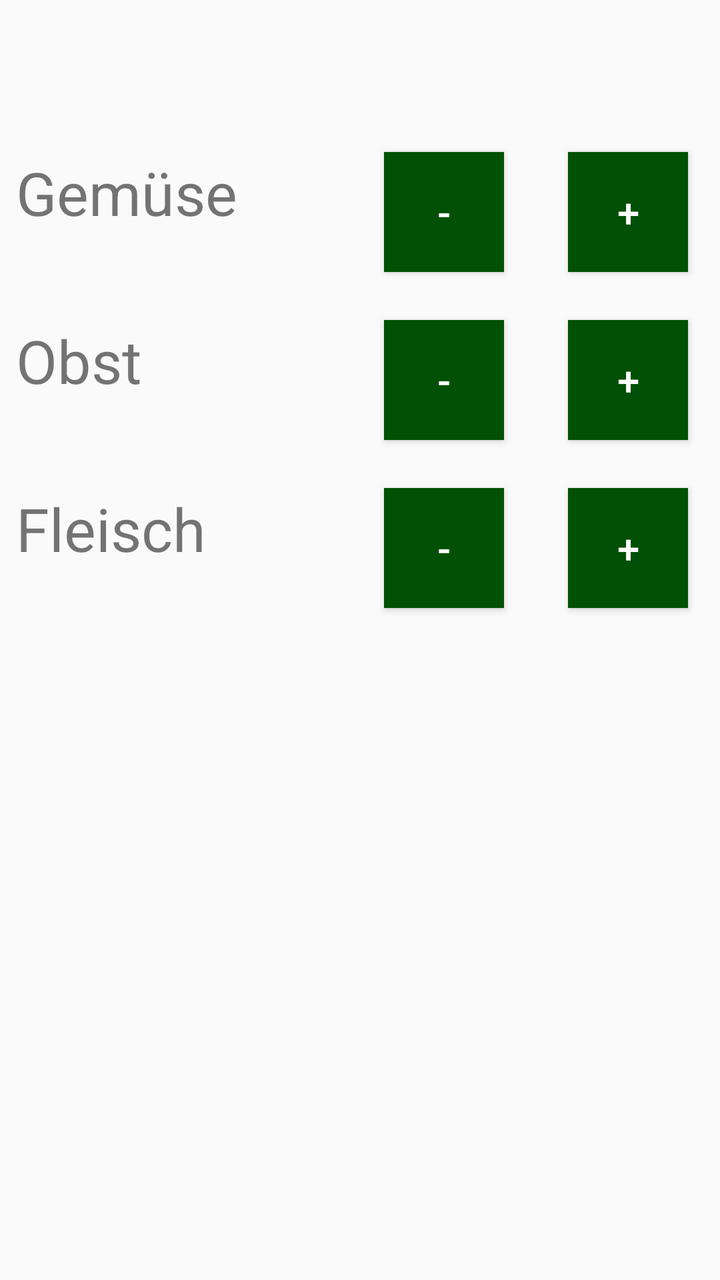
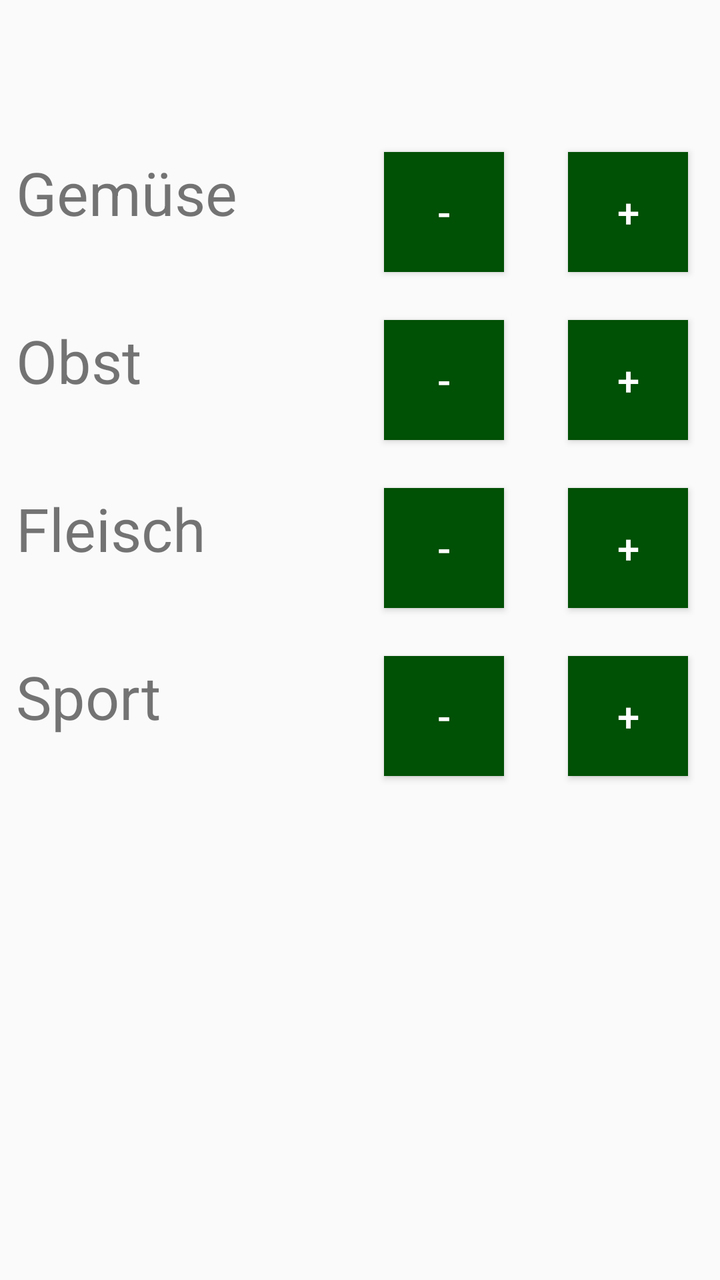

An Android layout rendered at two revisions. The XML below is the earlier revision; the diff shows what the commit changed to produce the second picture.
<!-- AndroidManifest.xml: application theme AppTheme -->
<!-- res/layout/activity_main.xml -->
<?xml version="1.0" encoding="utf-8"?>
<androidx.constraintlayout.widget.ConstraintLayout xmlns:android="http://schemas.android.com/apk/res/android"
    xmlns:app="http://schemas.android.com/apk/res-auto"
    xmlns:tools="http://schemas.android.com/tools"
    android:id="@+id/linearLayout"
    android:layout_width="match_parent"
    android:layout_height="match_parent"
    tools:context=".MainActivity">


    <TextView
        android:id="@+id/textView2"
        android:layout_width="wrap_content"
        android:layout_height="wrap_content"
        android:layout_marginStart="8dp"
        android:text="Gemüse"
        android:textSize="30sp"
        app:layout_constraintStart_toStartOf="parent"
        app:layout_constraintTop_toTopOf="@+id/buGemuesePlus" />

    <TextView
        style="@style/tvAusgabeStil"
        android:id="@+id/tvAusgabeGemuese"
        android:layout_marginEnd="16dp"
        app:layout_constraintEnd_toStartOf="@+id/buGemuesePlus"
        app:layout_constraintTop_toTopOf="@+id/buGemuesePlus" />

    <Button
        android:id="@+id/buGemuesePlus"
        style="@style/buStil"
        android:layout_width="60dp"
        android:layout_height="60dp"
        android:layout_marginTop="76dp"
        android:layout_marginEnd="16dp"
        app:layout_constraintEnd_toEndOf="parent"
        app:layout_constraintTop_toTopOf="parent" />

    <Button
        android:id="@+id/buGemueseMinus"
        style="@style/buStil"
        android:text="-"
        android:layout_width="60dp"
        android:layout_height="60dp"
        android:layout_marginTop="76dp"
        android:layout_marginEnd="16dp"
        app:layout_constraintEnd_toStartOf="@+id/tvAusgabeGemuese"
        app:layout_constraintTop_toTopOf="parent" />

    
    <TextView
        android:id="@+id/textView3"
        android:layout_width="wrap_content"
        android:layout_height="wrap_content"
        android:layout_marginStart="8dp"
        android:text="Obst"
        android:textSize="30sp"
        app:layout_constraintStart_toStartOf="parent"
        app:layout_constraintTop_toTopOf="@+id/buObstPlus" />

    <TextView
        android:id="@+id/tvAusgabeObst"
        style="@style/tvAusgabeStil"
        android:layout_marginEnd="16dp"
        app:layout_constraintEnd_toStartOf="@+id/buObstPlus"
        app:layout_constraintTop_toTopOf="@+id/buObstPlus" />

    <Button
        android:id="@+id/buObstPlus"
        style="@style/buStil"
        android:layout_marginTop="24dp"
        android:layout_marginEnd="16dp"
        app:layout_constraintEnd_toEndOf="parent"
        app:layout_constraintTop_toBottomOf="@+id/buGemuesePlus" />

    <Button
        android:id="@+id/buObstMinus"
        style="@style/buStil"
        android:text="-"
        android:layout_marginTop="24dp"
        android:layout_marginEnd="16dp"
        app:layout_constraintEnd_toStartOf="@+id/tvAusgabeObst"
        app:layout_constraintTop_toBottomOf="@+id/buGemueseMinus" />

    
    <TextView
        android:id="@+id/textView4"
        android:layout_width="wrap_content"
        android:layout_height="wrap_content"
        android:layout_marginStart="8dp"
        android:text="Fleisch"
        android:textSize="30sp"
        app:layout_constraintStart_toStartOf="parent"
        app:layout_constraintTop_toTopOf="@+id/buFleischPlus" />

    <TextView
        android:id="@+id/tvAusgabeFleisch"
        style="@style/tvAusgabeStil"
        android:layout_marginEnd="16dp"
        app:layout_constraintEnd_toStartOf="@+id/buFleischPlus"
        app:layout_constraintTop_toTopOf="@+id/buFleischPlus" />

    <Button
        android:id="@+id/buFleischPlus"
        style="@style/buStil"
        android:layout_marginTop="24dp"
        android:layout_marginEnd="16dp"
        app:layout_constraintEnd_toEndOf="parent"
        app:layout_constraintTop_toBottomOf="@+id/buObstPlus" />

    <Button
        android:id="@+id/buFleischMinus"
        style="@style/buStil"
        android:text="-"
        android:layout_marginTop="24dp"
        android:layout_marginEnd="16dp"
        app:layout_constraintEnd_toStartOf="@+id/tvAusgabeFleisch"
        app:layout_constraintTop_toBottomOf="@+id/buObstMinus" />


</androidx.constraintlayout.widget.ConstraintLayout>
<!-- resources referenced by this layout -->
<resources>
  <style name="buStil">
          <item name="android:textSize">20sp</item>
          <item name="android:layout_gravity">right</item>
          <item name="android:text">"+"</item>
          <item name="android:textColor">@color/colorAccent</item>
          <item name="android:background">@color/colorPrimaryDark</item>
          <item name="android:layout_height">60dp</item>
          <item name="android:layout_width">60dp</item>
  
  
      </style>
  <style name="tvAusgabeStil">
          <item name="android:textSize">30sp</item>
          <item name="android:layout_width">wrap_content</item>
          <item name="android:layout_height">wrap_content</item>
      </style>
  <style name="AppTheme" parent="Theme.AppCompat.Light.DarkActionBar">
          
          <item name="colorPrimary">@color/colorPrimary</item>
          <item name="colorPrimaryDark">@color/colorPrimaryDark</item>
          <item name="colorAccent">@color/colorAccent</item>
          <item name="android:navigationBarColor">@color/colorPrimaryDark</item>
      </style>
  <color name="colorAccent">#ffffff</color>
  <color name="colorPrimaryDark">#005005</color>
  <color name="colorPrimary">#2e7d32</color>
</resources>

<!-- the commit's change to res/layout/activity_main.xml (unified diff, before → after) -->
@@ -117,4 +117,39 @@
         app:layout_constraintTop_toBottomOf="@+id/buObstMinus" />
 
 
+    
+    <TextView
+        android:id="@+id/textView5"
+        android:layout_width="wrap_content"
+        android:layout_height="wrap_content"
+        android:layout_marginStart="8dp"
+        android:text="Sport"
+        android:textSize="30sp"
+        app:layout_constraintStart_toStartOf="parent"
+        app:layout_constraintTop_toTopOf="@+id/buSportPlus" />
+
+    <TextView
+        android:id="@+id/tvAusgabeSport"
+        style="@style/tvAusgabeStil"
+        android:layout_marginEnd="16dp"
+        app:layout_constraintEnd_toStartOf="@+id/buSportPlus"
+        app:layout_constraintTop_toTopOf="@+id/buSportPlus" />
+
+    <Button
+        android:id="@+id/buSportPlus"
+        style="@style/buStil"
+        android:layout_marginTop="24dp"
+        android:layout_marginEnd="16dp"
+        app:layout_constraintEnd_toEndOf="parent"
+        app:layout_constraintTop_toBottomOf="@+id/buFleischPlus" />
+
+    <Button
+        android:id="@+id/buSportMinus"
+        style="@style/buStil"
+        android:text="-"
+        android:layout_marginTop="24dp"
+        android:layout_marginEnd="16dp"
+        app:layout_constraintEnd_toStartOf="@+id/tvAusgabeSport"
+        app:layout_constraintTop_toBottomOf="@+id/buFleischMinus" />
+
 </androidx.constraintlayout.widget.ConstraintLayout>
